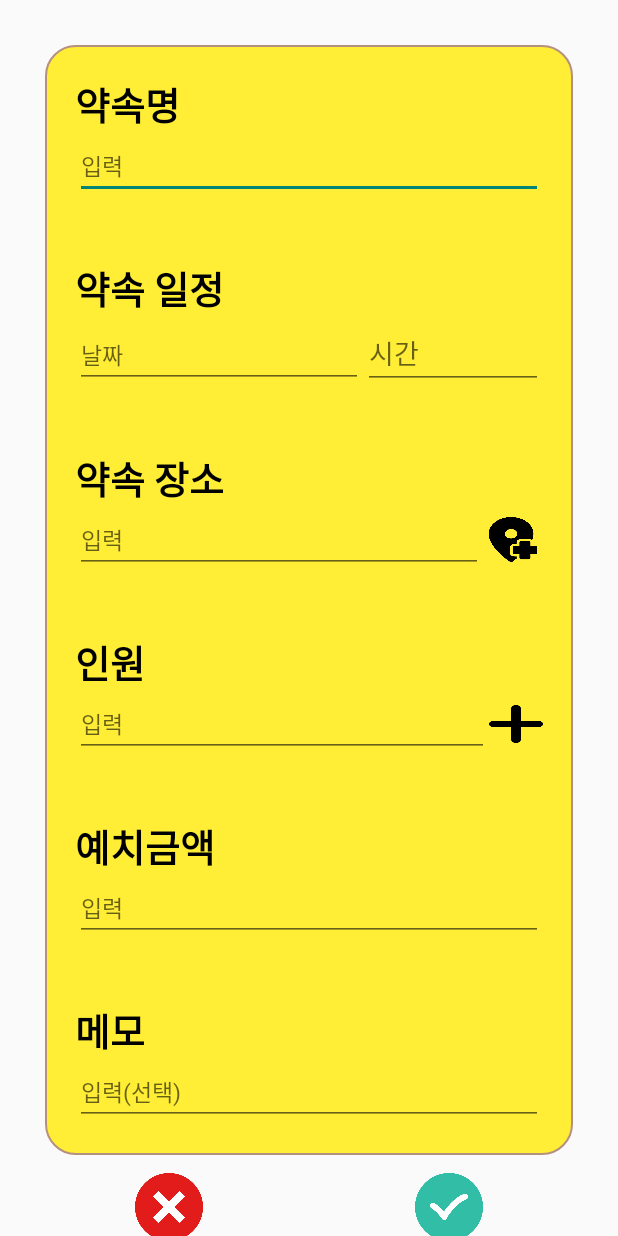
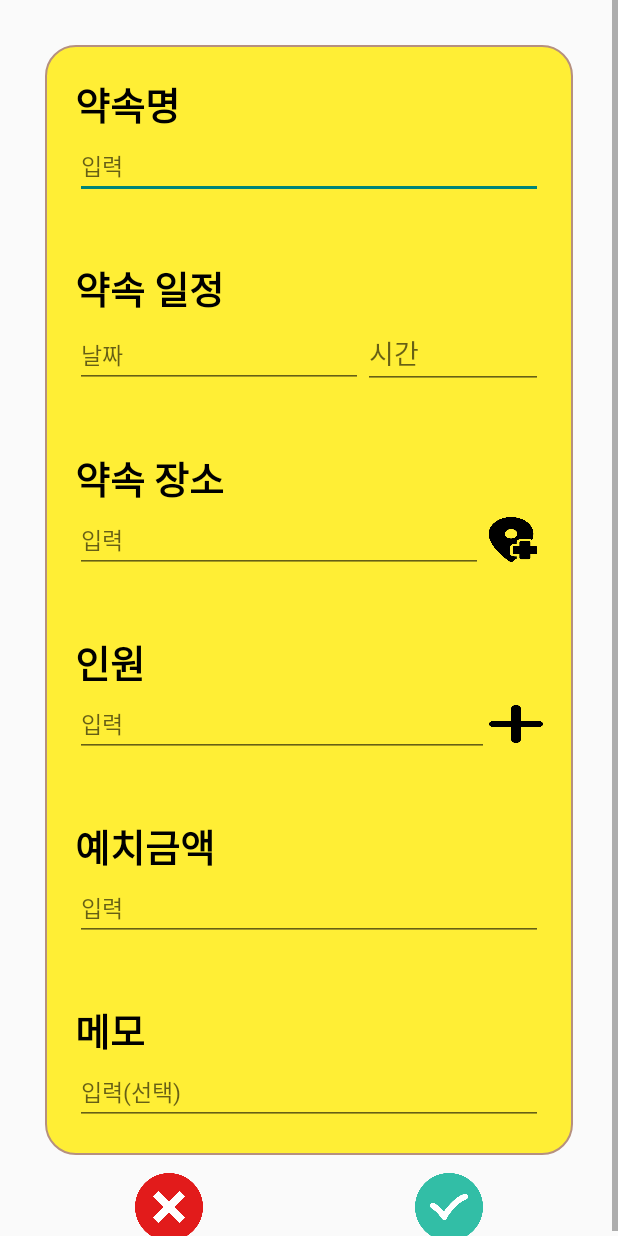
Before and after one commit to NerdNULL/DL-Front, an Android app: the PromiseDetailActivity screen opened directly, with no data from a screen before it, on a phone screen of 412 x 824 dp. Run offline under Robolectric (Android 15) with nearby library versions, the phone set to English and light mode, and no system bars.

Commit message:
feat scrollView

```diff
--- a/app/build.gradle
+++ b/app/build.gradle
@@ -8,7 +8,7 @@ android {
 
     defaultConfig {
         applicationId "com.example.nerdnullfront"
-        minSdkVersion 16
+        minSdkVersion 21
         targetSdkVersion 30
         versionCode 1
         versionName "1.0"
--- a/app/src/main/java/com/example/nerdnullfront/Activity/PlacePickUpActivity.java
+++ b/app/src/main/java/com/example/nerdnullfront/Activity/PlacePickUpActivity.java
@@ -156,7 +156,9 @@ public class PlacePickUpActivity extends AppCompatActivity implements MapView.Cu
         decisionBtn.setOnClickListener(new View.OnClickListener() {
             @Override
             public void onClick(View v) {
-                //장소 결정
+                Intent intent=new Intent();
+                //intent.putExtra("");
+                //setResult();
             }
         });
         naviModeBtn.setOnClickListener(new View.OnClickListener() {
--- a/app/src/main/res/layout/activity_promise_detail.xml
+++ b/app/src/main/res/layout/activity_promise_detail.xml
@@ -3,7 +3,13 @@
     android:layout_width="match_parent"
     android:layout_height="match_parent"
     android:orientation="vertical">
-
+    <ScrollView
+        android:layout_width="match_parent"
+        android:layout_height="match_parent">
+        <LinearLayout
+            android:orientation="vertical"
+            android:layout_width="match_parent"
+            android:layout_height="match_parent">
     <LinearLayout
         android:layout_width="match_parent"
         android:layout_height="wrap_content"
@@ -242,5 +248,7 @@
             android:layout_marginEnd="40dp"
             android:layout_marginRight="40dp"
             android:background="@drawable/checked" />
-    </LinearLayout>
+        </LinearLayout>
+        </LinearLayout>
+    </ScrollView>
 </LinearLayout>
```
Also changed, not shown: app/src/main/res/layout/activity_promise_add.xml (+9 -1 lines).
